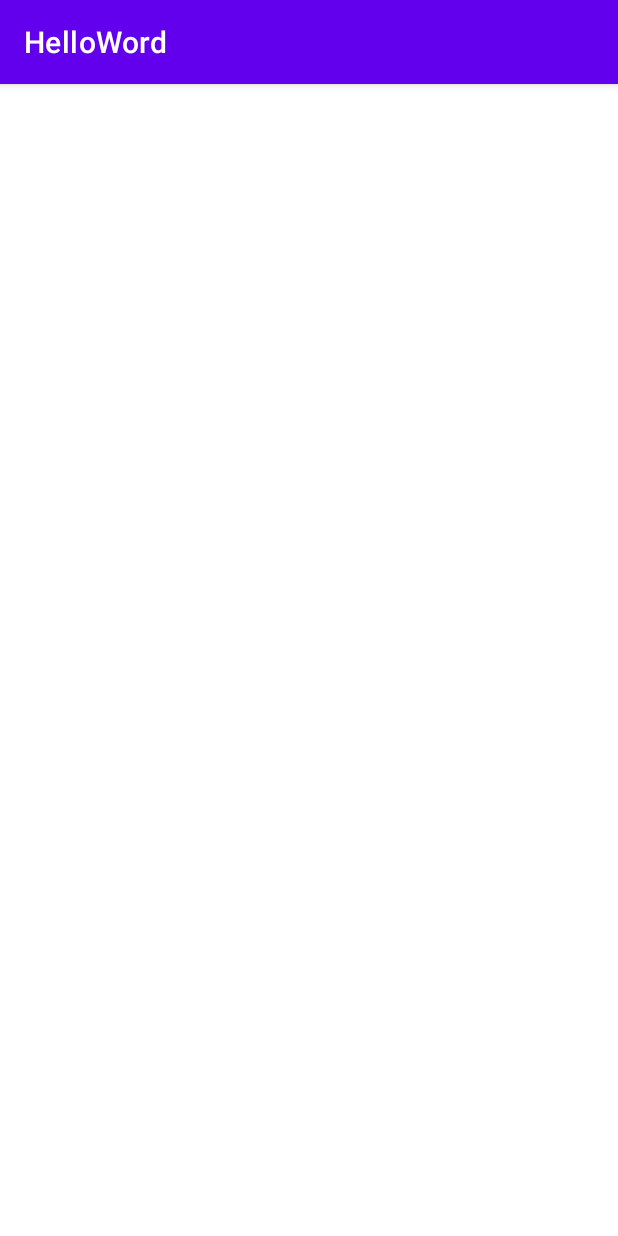
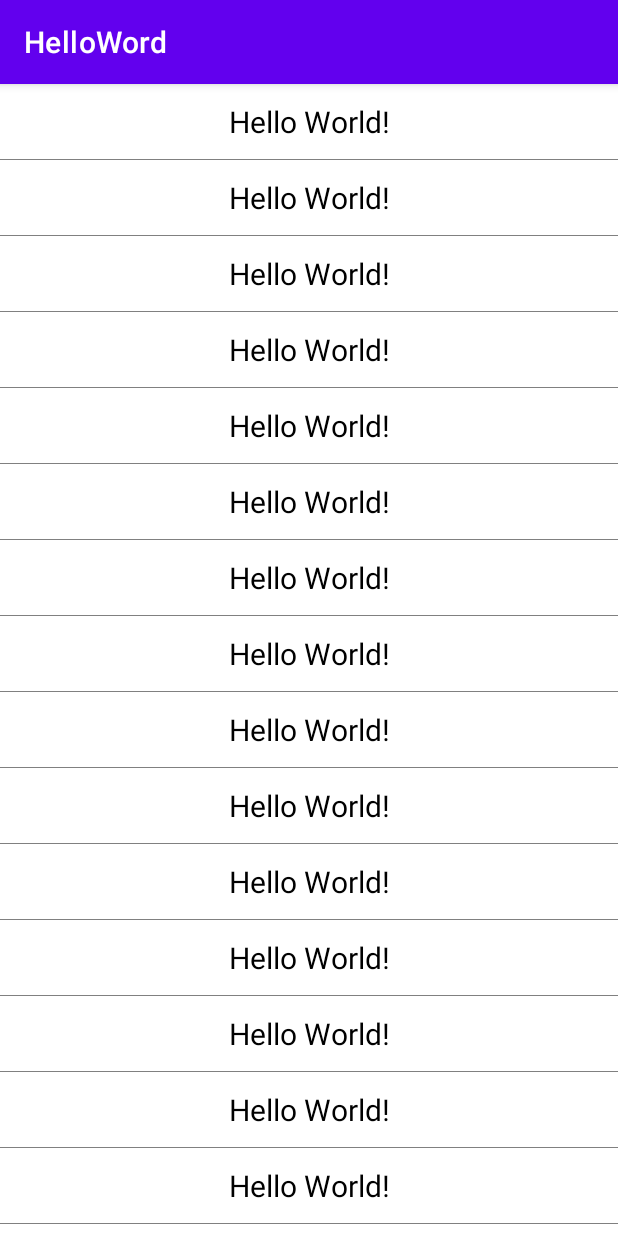
Before and after one commit to chuhelan/Android_Study, an Android app: the LinearRecyclerViewActivity screen opened directly, with no data from a screen before it, on a phone screen of 412 x 824 dp. Run offline under Robolectric (Android 15) with nearby library versions, the phone set to English and light mode, and no system bars.

Commit message:
recycleActivity

```diff
--- a/app/src/main/AndroidManifest.xml
+++ b/app/src/main/AndroidManifest.xml
@@ -18,7 +18,7 @@
         android:supportsRtl="true"
         android:theme="@style/Theme.HelloWord"
         android:usesCleartextTraffic="true">
-        <activity android:name=".recycleview.LinearRecyclerViewActivity"></activity>
+        <activity android:name=".recycleview.LinearRecyclerViewActivity"/>
         <activity android:name=".recycleview.RecyclerViewActivity" />
         <activity android:name=".ImageViewActivity" />
         <activity android:name=".CheckBoxActivity" />
--- a/app/src/main/java/com/example/helloword/MainActivity.java
+++ b/app/src/main/java/com/example/helloword/MainActivity.java
@@ -1,6 +1,7 @@
 package com.example.helloword;
 
 import androidx.appcompat.app.AppCompatActivity;
+import androidx.recyclerview.widget.RecyclerView;
 
 import android.content.Intent;
 import android.os.Bundle;
@@ -9,6 +10,7 @@ import android.widget.Button;
 
 import com.example.helloword.gridview.GridViewActivity;
 import com.example.helloword.listview.ListViewActivity;
+import com.example.helloword.recycleview.RecyclerViewActivity;
 
 public class MainActivity extends AppCompatActivity {
 
@@ -20,6 +22,7 @@ public class MainActivity extends AppCompatActivity {
     private Button mBtnImageView;
     private Button mBtnListView;
     private Button mBtnGridView;
+    private Button mBtnRv;
 
     @Override
     protected void onCreate(Bundle savedInstanceState) {
@@ -33,6 +36,7 @@ public class MainActivity extends AppCompatActivity {
         mBtnImageView = (Button) findViewById(R.id.btn_imageview);
         mBtnListView = (Button) findViewById(R.id.btn_listview);
         mBtnGridView = (Button) findViewById(R.id.btn_gridview);
+        mBtnRv = (Button) findViewById(R.id.btn_recycleview);
         setListeners();
     }
 
@@ -46,6 +50,8 @@ public class MainActivity extends AppCompatActivity {
         mBtnImageView.setOnClickListener(onClick);
         mBtnListView.setOnClickListener(onClick);
         mBtnGridView.setOnClickListener(onClick);
+        mBtnRv.setOnClickListener(onClick);
+
     }
 
 
@@ -87,6 +93,10 @@ public class MainActivity extends AppCompatActivity {
                     //                跳转到GridView界面
                     intent = new Intent(MainActivity.this, GridViewActivity.class);
                     break;
+                case R.id.btn_recycleview:
+                    //                跳转到RecycleView界面
+                    intent = new Intent(MainActivity.this, RecyclerViewActivity.class);
+                    break;
             }
             startActivity(intent);
         }
--- /dev/null
+++ b/app/src/main/java/com/example/helloword/recycleview/LinearAdapter.java
@@ -0,0 +1,61 @@
+package com.example.helloword.recycleview;
+
+import android.content.Context;
+import android.view.LayoutInflater;
+import android.view.View;
+import android.view.ViewGroup;
+import android.widget.TextView;
+import android.widget.Toast;
+
+import androidx.annotation.NonNull;
+import androidx.recyclerview.widget.RecyclerView;
+
+import com.example.helloword.R;
+
+public class LinearAdapter extends RecyclerView.Adapter<LinearAdapter.LinearViewHolder> {
+
+    private Context mContext;
+    private OnItemClickListener mListener;
+
+    public LinearAdapter(Context context, OnItemClickListener listener) {
+        this.mContext = context;
+        mListener = listener;
+    }
+
+    @NonNull
+    @Override
+    public LinearAdapter.LinearViewHolder onCreateViewHolder(@NonNull ViewGroup parent, int viewType) {
+
+        return new LinearViewHolder(LayoutInflater.from(mContext).inflate(R.layout.layout_linear_item, parent, false));
+    }
+
+    @Override
+    public void onBindViewHolder(@NonNull LinearAdapter.LinearViewHolder holder, int position) {
+        holder.textView.setText("Hello World!");
+        holder.itemView.setOnClickListener(new View.OnClickListener() {
+            @Override
+            public void onClick(View v) {
+                mListener.Onclick(position);
+            }
+        });
+    }
+
+    @Override
+    public int getItemCount() {
+        return 30;
+    }
+
+    class LinearViewHolder extends RecyclerView.ViewHolder {
+
+        private TextView textView;
+
+        public LinearViewHolder(@NonNull View itemView) {
+            super(itemView);
+            textView = (TextView) itemView.findViewById(R.id.tv_title);
+        }
+    }
+
+    public interface OnItemClickListener {
+        void Onclick(int pos);
+    }
+}
--- a/app/src/main/java/com/example/helloword/recycleview/LinearRecyclerViewActivity.java
+++ b/app/src/main/java/com/example/helloword/recycleview/LinearRecyclerViewActivity.java
@@ -1,16 +1,43 @@
 package com.example.helloword.recycleview;
 
+import androidx.annotation.NonNull;
 import androidx.appcompat.app.AppCompatActivity;
+import androidx.recyclerview.widget.LinearLayoutManager;
+import androidx.recyclerview.widget.RecyclerView;
 
+import android.graphics.Rect;
 import android.os.Bundle;
+import android.view.View;
+import android.widget.Toast;
 
 import com.example.helloword.R;
 
 public class LinearRecyclerViewActivity extends AppCompatActivity {
 
+    private RecyclerView mRvMain;
+
     @Override
     protected void onCreate(Bundle savedInstanceState) {
         super.onCreate(savedInstanceState);
         setContentView(R.layout.activity_linear_recycler_view);
+        mRvMain = (RecyclerView) findViewById(R.id.rv_main);
+        mRvMain.setLayoutManager(new LinearLayoutManager(LinearRecyclerViewActivity.this));
+        mRvMain.addItemDecoration(new MyDecoration());
+        mRvMain.setAdapter(new LinearAdapter(LinearRecyclerViewActivity.this, new LinearAdapter.OnItemClickListener() {
+            @Override
+            public void Onclick(int pos) {
+                Toast.makeText(LinearRecyclerViewActivity.this,"click..."+pos,Toast.LENGTH_SHORT).show();
+            }
+        }));
+
     }
+
+    class MyDecoration extends RecyclerView.ItemDecoration{
+        @Override
+        public void getItemOffsets(@NonNull Rect outRect, @NonNull View view, @NonNull RecyclerView parent, @NonNull RecyclerView.State state) {
+            super.getItemOffsets(outRect, view, parent, state);
+            outRect.set(0,0,0,getResources().getDimensionPixelOffset(R.dimen.dividerHeight));
+        }
+    }
+
 }
--- a/app/src/main/res/layout/activity_linear_recycler_view.xml
+++ b/app/src/main/res/layout/activity_linear_recycler_view.xml
@@ -1,9 +1,12 @@
 <?xml version="1.0" encoding="utf-8"?>
-<androidx.constraintlayout.widget.ConstraintLayout xmlns:android="http://schemas.android.com/apk/res/android"
-    xmlns:app="http://schemas.android.com/apk/res-auto"
-    xmlns:tools="http://schemas.android.com/tools"
+<RelativeLayout xmlns:android="http://schemas.android.com/apk/res/android"
     android:layout_width="match_parent"
-    android:layout_height="match_parent"
-    tools:context=".recycleview.LinearRecyclerViewActivity">
+    android:layout_height="match_parent">
 
-</androidx.constraintlayout.widget.ConstraintLayout>
+    <androidx.recyclerview.widget.RecyclerView
+        android:id="@+id/rv_main"
+        android:layout_width="match_parent"
+        android:layout_height="wrap_content"
+        android:background="@color/graydrak"/>
+
+</RelativeLayout>
--- a/app/src/main/res/layout/activity_main.xml
+++ b/app/src/main/res/layout/activity_main.xml
@@ -65,6 +65,13 @@
             android:text="GridView"
             android:textAllCaps="false" />
 
+        <Button
+            android:id="@+id/btn_recycleview"
+            android:layout_width="match_parent"
+            android:layout_height="wrap_content"
+            android:text="RecycleView"
+            android:textAllCaps="false" />
+
 
     </LinearLayout>
 </ScrollView>
--- /dev/null
+++ b/app/src/main/res/layout/layout_linear_item.xml
@@ -0,0 +1,16 @@
+<?xml version="1.0" encoding="utf-8"?>
+<LinearLayout xmlns:android="http://schemas.android.com/apk/res/android"
+    android:layout_width="match_parent"
+    android:layout_height="wrap_content"
+    android:orientation="vertical"
+    android:background="@color/white">
+
+    <TextView
+        android:id="@+id/tv_title"
+        android:layout_width="match_parent"
+        android:layout_height="50dp"
+        android:gravity="center"
+        android:textColor="#000"
+        android:textSize="20sp" />
+
+</LinearLayout>
--- /dev/null
+++ b/app/src/main/res/values/dimens.xml
@@ -0,0 +1,4 @@
+<?xml version="1.0" encoding="utf-8"?>
+<resources>
+    <dimen name="dividerHeight">1dp</dimen>
+</resources>
```
